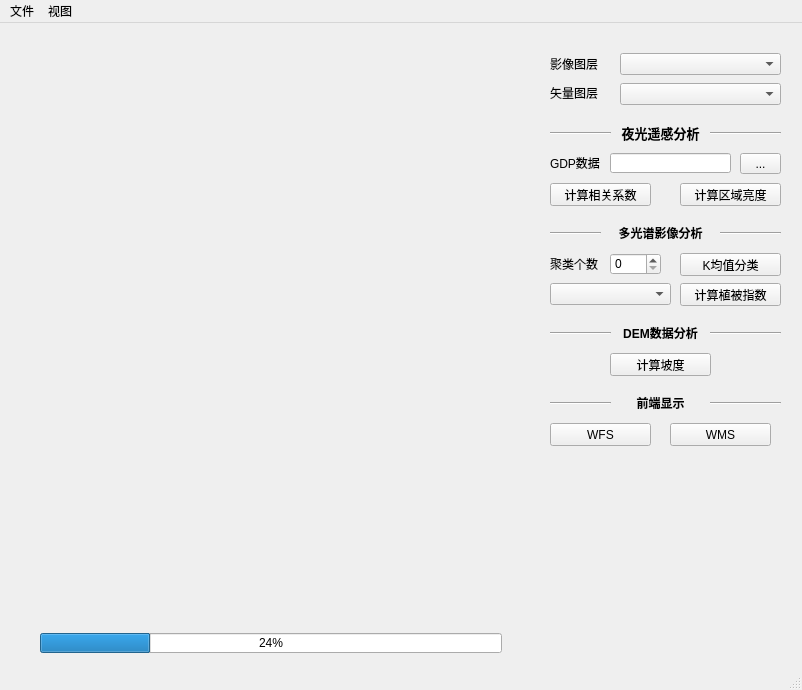
The window that ui/mapView.ui (FireboyWatergirls/RasterAnalysis) describes before a commit, drawn with Qt 5.
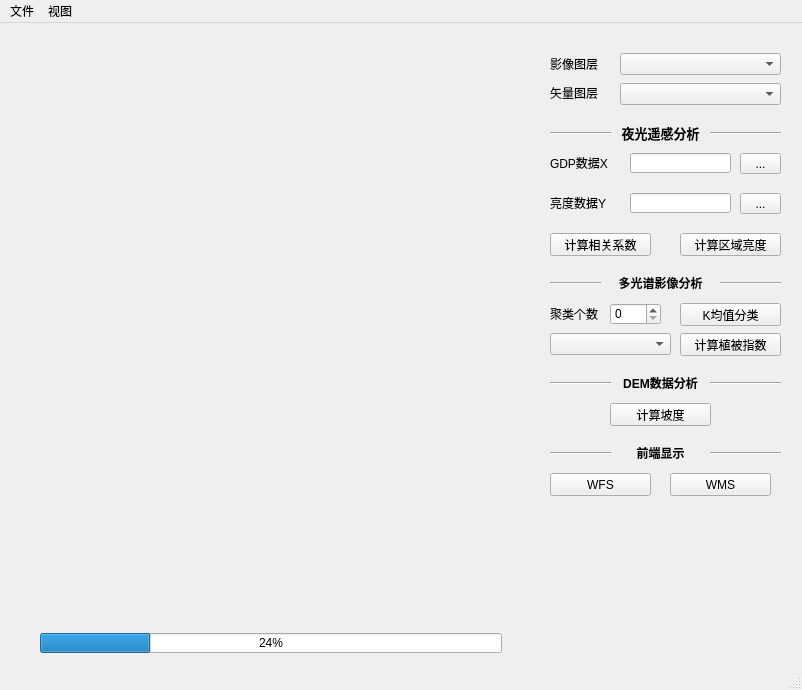
The same window after the commit.

What changed in the file:
```diff
--- a/ui/mapView.ui
+++ b/ui/mapView.ui
@@ -87,7 +87,7 @@
     <property name="geometry">
      <rect>
       <x>680</x>
-      <y>230</y>
+      <y>280</y>
       <width>101</width>
       <height>23</height>
      </rect>
@@ -100,7 +100,7 @@
     <property name="geometry">
      <rect>
       <x>550</x>
-      <y>200</y>
+      <y>250</y>
       <width>51</width>
       <height>20</height>
      </rect>
@@ -113,7 +113,7 @@
     <property name="geometry">
      <rect>
       <x>550</x>
-      <y>300</y>
+      <y>350</y>
       <width>61</width>
       <height>20</height>
      </rect>
@@ -126,7 +126,7 @@
     <property name="geometry">
      <rect>
       <x>680</x>
-      <y>260</y>
+      <y>310</y>
       <width>101</width>
       <height>23</height>
      </rect>
@@ -139,7 +139,7 @@
     <property name="geometry">
      <rect>
       <x>550</x>
-      <y>370</y>
+      <y>420</y>
       <width>61</width>
       <height>20</height>
      </rect>
@@ -152,7 +152,7 @@
     <property name="geometry">
      <rect>
       <x>610</x>
-      <y>330</y>
+      <y>380</y>
       <width>101</width>
       <height>23</height>
      </rect>
@@ -165,7 +165,7 @@
     <property name="geometry">
      <rect>
       <x>550</x>
-      <y>400</y>
+      <y>450</y>
       <width>101</width>
       <height>23</height>
      </rect>
@@ -178,7 +178,7 @@
     <property name="geometry">
      <rect>
       <x>670</x>
-      <y>400</y>
+      <y>450</y>
       <width>101</width>
       <height>23</height>
      </rect>
@@ -230,7 +230,7 @@
     <property name="geometry">
      <rect>
       <x>550</x>
-      <y>230</y>
+      <y>280</y>
       <width>51</width>
       <height>21</height>
      </rect>
@@ -243,7 +243,7 @@
     <property name="geometry">
      <rect>
       <x>610</x>
-      <y>230</y>
+      <y>280</y>
       <width>51</width>
       <height>22</height>
      </rect>
@@ -253,7 +253,7 @@
     <property name="geometry">
      <rect>
       <x>550</x>
-      <y>260</y>
+      <y>310</y>
       <width>121</width>
       <height>22</height>
      </rect>
@@ -263,7 +263,7 @@
     <property name="geometry">
      <rect>
       <x>610</x>
-      <y>200</y>
+      <y>250</y>
       <width>101</width>
       <height>20</height>
      </rect>
@@ -276,7 +276,7 @@
     <property name="geometry">
      <rect>
       <x>720</x>
-      <y>200</y>
+      <y>250</y>
       <width>61</width>
       <height>20</height>
      </rect>
@@ -290,20 +290,20 @@
      <rect>
       <x>550</x>
       <y>130</y>
-      <width>51</width>
+      <width>61</width>
       <height>20</height>
      </rect>
     </property>
     <property name="text">
-     <string>GDP数据</string>
+     <string>GDP数据X</string>
     </property>
    </widget>
    <widget class="QLineEdit" name="lineEdit">
     <property name="geometry">
      <rect>
-      <x>610</x>
+      <x>630</x>
       <y>130</y>
-      <width>121</width>
+      <width>101</width>
       <height>20</height>
      </rect>
     </property>
@@ -325,7 +325,7 @@
     <property name="geometry">
      <rect>
       <x>550</x>
-      <y>160</y>
+      <y>210</y>
       <width>101</width>
       <height>23</height>
      </rect>
@@ -338,7 +338,7 @@
     <property name="geometry">
      <rect>
       <x>680</x>
-      <y>160</y>
+      <y>210</y>
       <width>101</width>
       <height>23</height>
      </rect>
@@ -351,7 +351,7 @@
     <property name="geometry">
      <rect>
       <x>610</x>
-      <y>300</y>
+      <y>350</y>
       <width>101</width>
       <height>20</height>
      </rect>
@@ -364,7 +364,7 @@
     <property name="geometry">
      <rect>
       <x>710</x>
-      <y>300</y>
+      <y>350</y>
       <width>71</width>
       <height>20</height>
      </rect>
@@ -377,7 +377,7 @@
     <property name="geometry">
      <rect>
       <x>610</x>
-      <y>370</y>
+      <y>420</y>
       <width>101</width>
       <height>20</height>
      </rect>
@@ -390,7 +390,7 @@
     <property name="geometry">
      <rect>
       <x>710</x>
-      <y>370</y>
+      <y>420</y>
       <width>71</width>
       <height>20</height>
      </rect>
@@ -399,6 +399,42 @@
      <enum>Qt::Horizontal</enum>
     </property>
    </widget>
+   <widget class="QToolButton" name="openYcsv">
+    <property name="geometry">
+     <rect>
+      <x>740</x>
+      <y>170</y>
+      <width>41</width>
+      <height>21</height>
+     </rect>
+    </property>
+    <property name="text">
+     <string>...</string>
+    </property>
+   </widget>
+   <widget class="QLabel" name="label_4">
+    <property name="geometry">
+     <rect>
+      <x>550</x>
+      <y>170</y>
+      <width>61</width>
+      <height>20</height>
+     </rect>
+    </property>
+    <property name="text">
+     <string>亮度数据Y</string>
+    </property>
+   </widget>
+   <widget class="QLineEdit" name="lineEditY">
+    <property name="geometry">
+     <rect>
+      <x>630</x>
+      <y>170</y>
+      <width>101</width>
+      <height>20</height>
+     </rect>
+    </property>
+   </widget>
   </widget>
   <widget class="QMenuBar" name="menubar">
    <property name="geometry">
```
Left out of the diff: 6 changed lines with no effect on the pictures.
